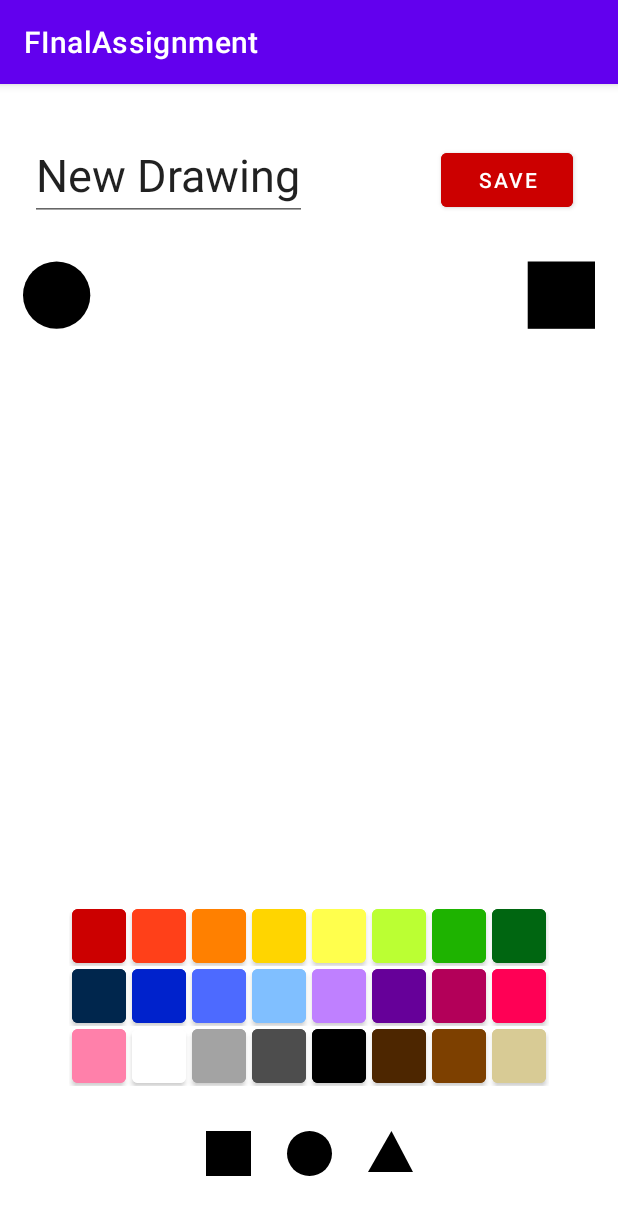
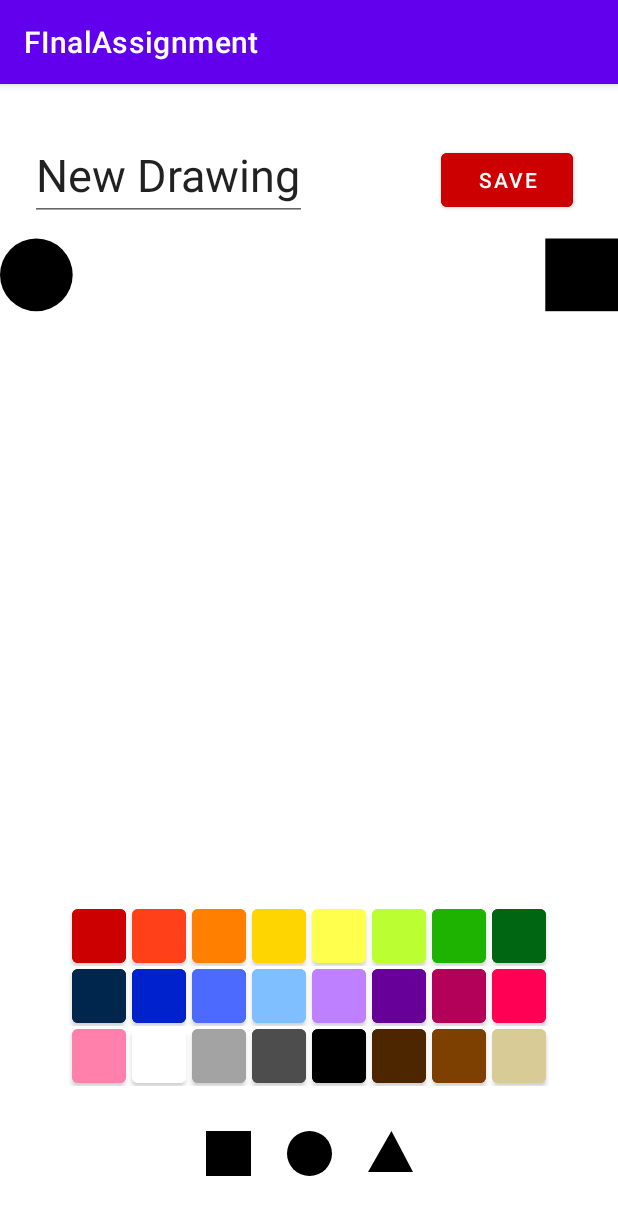
Before and after one commit to a-hassett/cs2410-finalassignment, an Android app: the DrawFragment screen opened through its navigation route, on a phone screen of 412 x 824 dp. Shown: the top 1215 px of the screen. Run offline under Robolectric (Android 15) with nearby library versions, the phone set to English and light mode, and no system bars.

Commit message:
A few tweaks for better drawing

```diff
--- a/app/src/main/java/com/allykh/finalassignment/DrawFragment.kt
+++ b/app/src/main/java/com/allykh/finalassignment/DrawFragment.kt
@@ -34,6 +34,7 @@ class DrawFragment : Fragment() {
         val itemCounter: Int = 1
         var shape: Drawable? = ResourcesCompat.getDrawable(resources, R.drawable.square_shape, null)
         var userImage = ResourcesCompat.getDrawable(resources, R.drawable.user_image, null) as LayerDrawable
+        var color: Int = getResources().getColor(R.color.black)
 
         binding.squarebutton.setOnClickListener{
             shape = ResourcesCompat.getDrawable(resources, R.drawable.square_shape, null)
@@ -45,18 +46,90 @@ class DrawFragment : Fragment() {
             shape = ResourcesCompat.getDrawable(resources, R.drawable.triangle_shape, null)
         }
 
+        binding.redbutton.setOnClickListener{
+            color = getResources().getColor(R.color.red)
+        }
+        binding.orangeredbutton.setOnClickListener{
+            color = getResources().getColor(R.color.orange_red)
+        }
+        binding.tangerinebutton.setOnClickListener{
+            color = getResources().getColor(R.color.tangerine)
+        }
+        binding.goldenrodbutton.setOnClickListener{
+            color = getResources().getColor(R.color.goldenrod)
+        }
+        binding.cornbutton.setOnClickListener{
+            color = getResources().getColor(R.color.corn)
+        }
+        binding.limebutton.setOnClickListener{
+            color = getResources().getColor(R.color.lime)
+        }
+        binding.greenbutton.setOnClickListener{
+            color = getResources().getColor(R.color.green)
+        }
+        binding.armybutton.setOnClickListener{
+            color = getResources().getColor(R.color.army)
+        }
+        binding.navybutton.setOnClickListener{
+            color = getResources().getColor(R.color.navy)
+        }
+        binding.bluebutton.setOnClickListener{
+            color = getResources().getColor(R.color.blue)
+        }
+        binding.oceanbutton.setOnClickListener{
+            color = getResources().getColor(R.color.ocean)
+        }
+        binding.skybutton.setOnClickListener{
+            color = getResources().getColor(R.color.sky)
+        }
+        binding.lavenderbutton.setOnClickListener{
+            color = getResources().getColor(R.color.lavender)
+        }
+        binding.violetbutton.setOnClickListener{
+            color = getResources().getColor(R.color.violet)
+        }
+        binding.berrybutton.setOnClickListener{
+            color = getResources().getColor(R.color.berry)
+        }
+        binding.pinkbutton.setOnClickListener{
+            color = getResources().getColor(R.color.pink)
+        }
+        binding.rosebutton.setOnClickListener{
+            color = getResources().getColor(R.color.rose)
+        }
+        binding.whitebutton.setOnClickListener{
+            color = getResources().getColor(R.color.white)
+        }
+        binding.silverbutton.setOnClickListener{
+            color = getResources().getColor(R.color.silver)
+        }
+        binding.charcoalbutton.setOnClickListener{
+            color = getResources().getColor(R.color.charcoal)
+        }
+        binding.blackbutton.setOnClickListener{
+            color = getResources().getColor(R.color.black)
+        }
+        binding.chocolatebutton.setOnClickListener{
+            color = getResources().getColor(R.color.chocolate)
+        }
+        binding.brownbutton.setOnClickListener{
+            color = getResources().getColor(R.color.brown)
+        }
+        binding.beigebutton.setOnClickListener{
+            color = getResources().getColor(R.color.beige)
+        }
 
 
-        var bitmap = Bitmap.createBitmap(390, 390, Bitmap.Config.ARGB_8888)
+
+        var bitmap = Bitmap.createBitmap(480, 450, Bitmap.Config.ARGB_8888)
         var canvas: Canvas = Canvas(bitmap)
-        var color: Int = getResources().getColor(R.color.violet)
 
         binding.userImageView.setOnTouchListener{ v: View, event ->
             //Log.i("imageviewandontouchlistener", "imageView1 onTouch")
             //false
 
-            var x = event.x.roundToInt()
-            var y = event.y.roundToInt()
+            var x = event.x.roundToInt() - 150
+            var y = event.y.roundToInt() - 50
             Log.i("coordinates", x.toString() + "," + y.toString())
 
             shape?.setBounds(x - 10, y - 10, x + 10, y + 10)
@@ -138,6 +211,16 @@ class DrawFragment : Fragment() {
 
         binding.savebutton.setOnClickListener{
             Log.i("TAG", binding.titleText.text.toString())
+
+            // reset shape buttons at bottom of screen to be black
+            color = getResources().getColor(R.color.black)
+            shape = ResourcesCompat.getDrawable(resources, R.drawable.square_shape, null)
+            shape?.let { DrawableCompat.setTint(it, color) }
+            shape = ResourcesCompat.getDrawable(resources, R.drawable.circle_shape, null)
+            shape?.let { DrawableCompat.setTint(it, color) }
+            shape = ResourcesCompat.getDrawable(resources, R.drawable.triangle_shape, null)
+            shape?.let { DrawableCompat.setTint(it, color) }
+
             findNavController().navigate(R.id.action_drawFragment_to_homeListFragment)
         }
 
--- a/app/src/main/res/layout/fragment_draw.xml
+++ b/app/src/main/res/layout/fragment_draw.xml
@@ -34,9 +34,7 @@
         android:id="@+id/userImageView"
         android:layout_width="match_parent"
         android:layout_height="match_parent"
-        android:layout_marginStart="15dp"
         android:layout_marginTop="100dp"
-        android:layout_marginEnd="15dp"
         android:layout_marginBottom="250dp"
         android:clickable="true"
         app:layout_constraintBottom_toBottomOf="parent"
```
